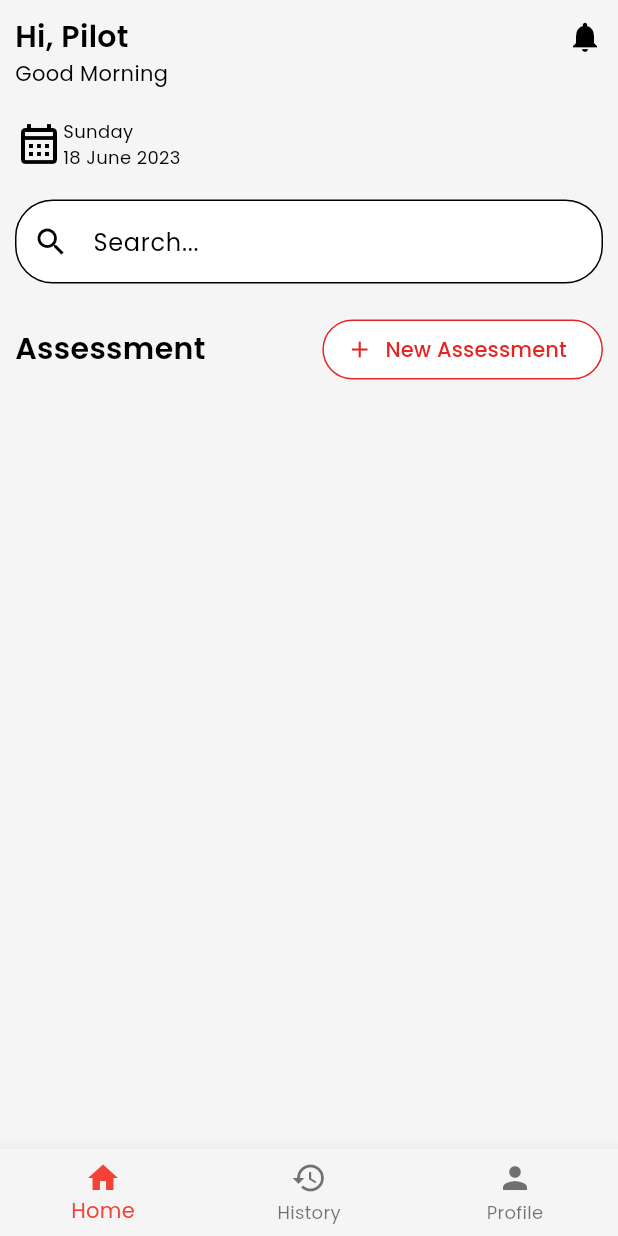
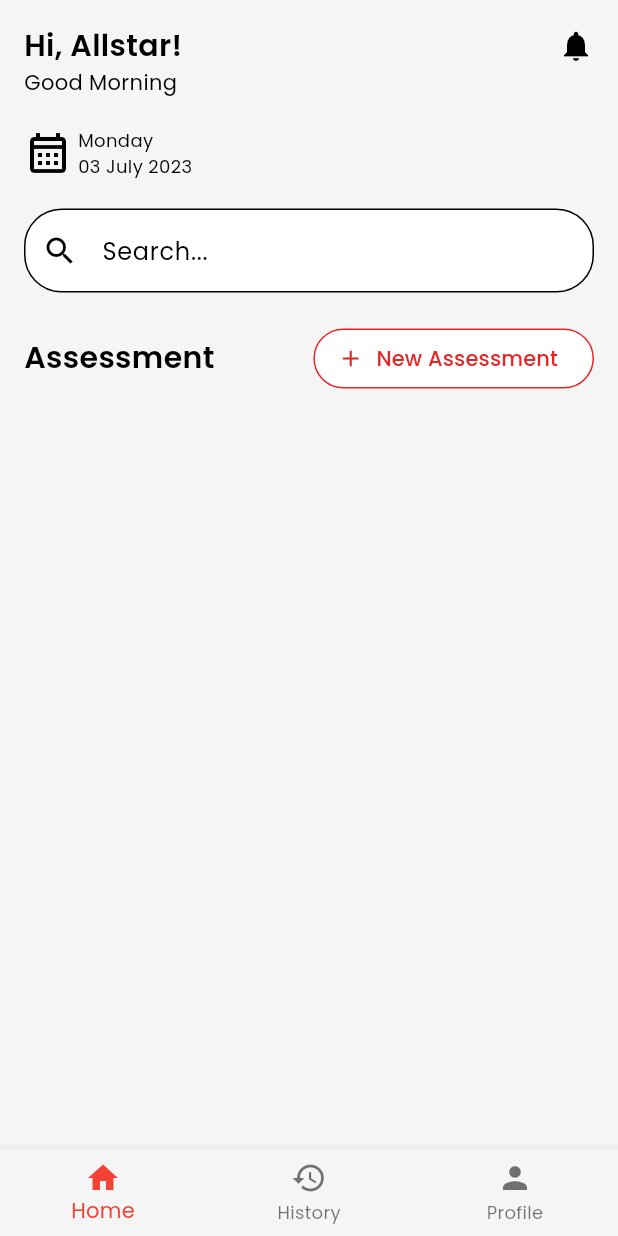
Before and after one commit to YosuaPWH/ts_one, a Flutter app: the MainView screen opened by its route, on a phone screen of 412 x 824 dp. Run offline on Flutter 3.47's test engine with Material 2 defaults, Android fonts, the light colour scheme and no system bars; our stand-ins replace cloud_firestore, email_validator, firebase_auth, firebase_core, flutter_expandable_fab, focus_detector and 3 more; accounts and stored records are empty; generated files the repository leaves out were written again; network calls fail.

Commit message:
Improved Home Screen UI
All the data displayed is now dynamic.

```diff
--- a/lib/presentation/view/home/home_screen.dart
+++ b/lib/presentation/view/home/home_screen.dart
@@ -1,5 +1,8 @@
 import 'package:flutter/material.dart';
+import 'package:ts_one/data/users/user_preferences.dart';
+import 'package:ts_one/di/locator.dart';
 import 'package:ts_one/presentation/routes.dart';
+import 'package:ts_one/util/util.dart';
 
 import '../../shared_components/search_component.dart';
 import '../../theme.dart';
@@ -12,18 +15,52 @@ class HomeScreen extends StatefulWidget {
 }
 
 class _HomeScreenState extends State<HomeScreen> {
+  late UserPreferences userPreferences;
+  late String titleToGreet;
+  late String timeToGreet;
+
+  @override
+  void initState() {
+    userPreferences = getItLocator<UserPreferences>();
+    switch(userPreferences.getPosition()) {
+      case 'CAPT':
+        titleToGreet = 'Captain';
+        break;
+      case 'FO':
+        titleToGreet = 'First Officer';
+        break;
+      case 'Pilot Administrator':
+        titleToGreet = 'Pilot Administrator';
+        break;
+      default:
+        titleToGreet = 'Allstar';
+    }
+
+    var hour = DateTime.now().hour;
+    if(hour < 12) {
+      timeToGreet = "Morning";
+    }
+    else if (hour < 17) {
+      timeToGreet = "Afternoon";
+    }
+    else{
+      timeToGreet = "Evening";
+    }
+    super.initState();
+  }
+
   @override
   Widget build(BuildContext context) {
     return SafeArea(
       child: Padding(
-        padding: const EdgeInsets.all(10),
+        padding: const EdgeInsets.all(16),
         child: Column(
           children: [
             Row(
               mainAxisAlignment: MainAxisAlignment.spaceBetween,
               children: [
                 Text(
-                  "Hi, Pilot",
+                  "Hi, $titleToGreet!",
                   style: tsOneTextTheme.headlineLarge,
                 ),
                 const Icon(
@@ -35,7 +72,7 @@ class _HomeScreenState extends State<HomeScreen> {
             Align(
               alignment: Alignment.centerLeft,
               child: Text(
-                'Good Morning',
+                'Good $timeToGreet',
                 style: tsOneTextTheme.labelMedium,
               ),
             ),
@@ -43,20 +80,23 @@ class _HomeScreenState extends State<HomeScreen> {
               padding: const EdgeInsets.symmetric(vertical: 20),
               child: Row(
                 children: [
-                  const Icon(
-                    Icons.calendar_month_outlined,
-                    color: TsOneColor.onSecondary,
-                    size: 32,
+                  const Padding(
+                    padding: EdgeInsets.only(right: 4.0),
+                    child: Icon(
+                      Icons.calendar_month_outlined,
+                      color: TsOneColor.onSecondary,
+                      size: 32,
+                    ),
                   ),
                   Column(
                     crossAxisAlignment: CrossAxisAlignment.start,
                     children: [
                       Text(
-                        'Sunday',
+                        Util.convertDateTimeDisplay(DateTime.now().toString(), "EEEE"),
                         style: tsOneTextTheme.labelSmall,
                       ),
                       Text(
-                        '18 June 2023',
+                        Util.convertDateTimeDisplay(DateTime.now().toString(), "dd MMMM yyyy"),
                         style: tsOneTextTheme.labelSmall,
                       ),
                     ],
--- a/lib/util/util.dart
+++ b/lib/util/util.dart
@@ -1,9 +1,9 @@
 import 'package:intl/intl.dart';
 
 class Util{
-  static String convertDateTimeDisplay(String date) {
+  static String convertDateTimeDisplay(String date, [String format = "dd-MMMM-yyyy"]) {
     final DateFormat displayFormater = DateFormat('yyyy-MM-dd HH:mm:ss.SSS');
-    final DateFormat serverFormater = DateFormat('dd-MMMM-yyyy');
+    final DateFormat serverFormater = DateFormat(format);
     final DateTime displayDate = displayFormater.parse(date);
     final String formatted = serverFormater.format(displayDate);
     return formatted;
```
